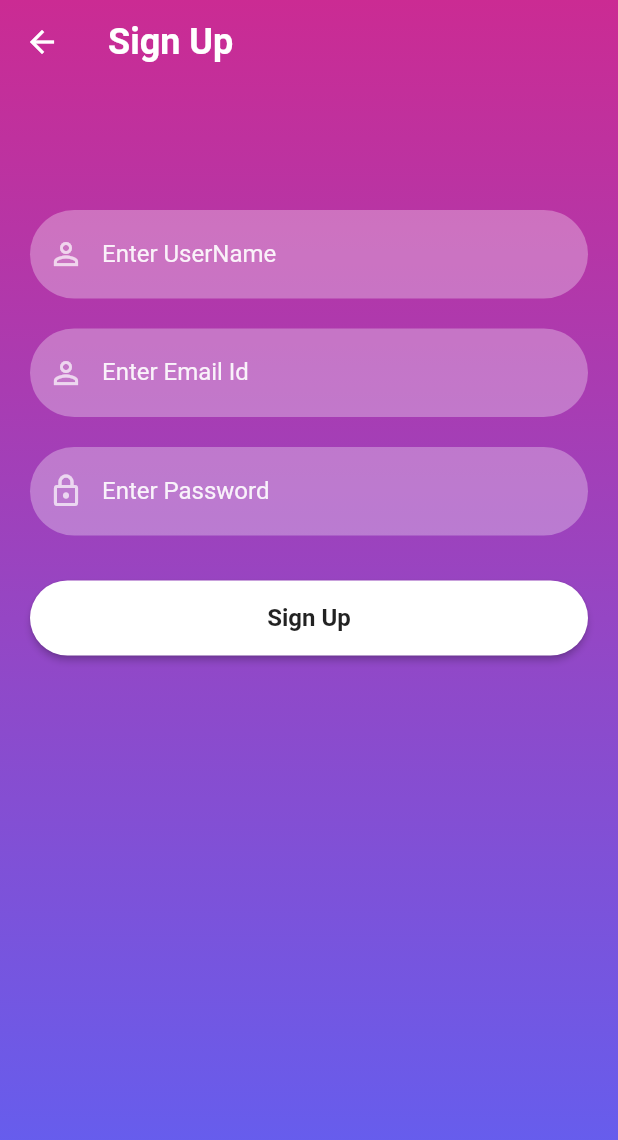
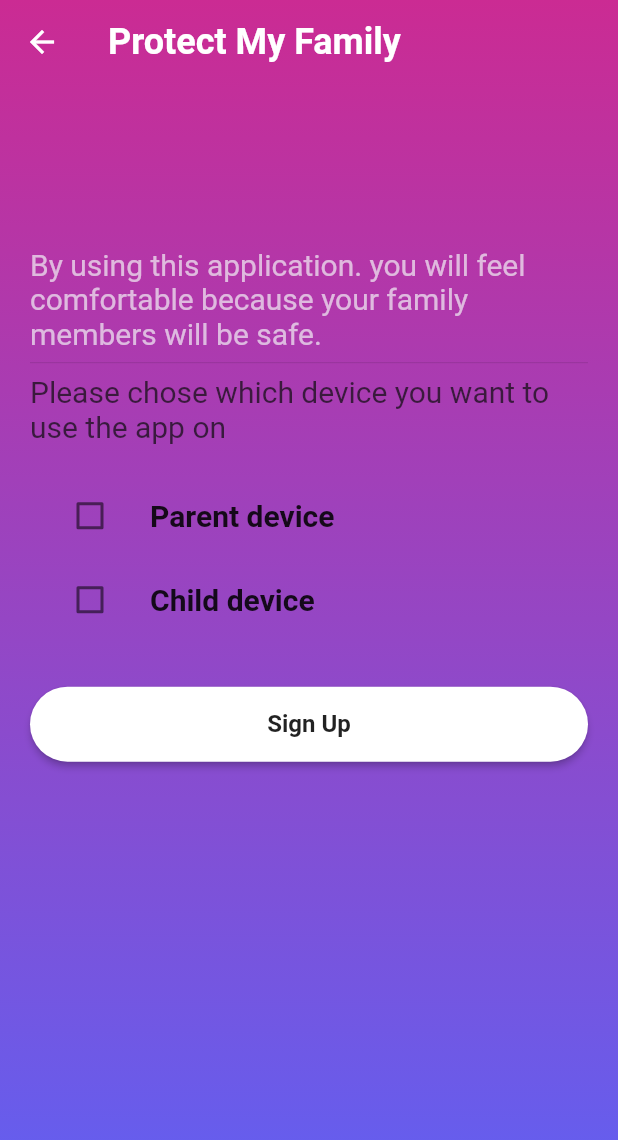
Before and after one commit to YaraZuhd/GraduationProject, a Flutter app: the screen it shows after launch, after a tap on "Sign Up", on a phone screen of 412 x 824 dp. Shown: the top 1140 px of the screen. Run offline on Flutter 3.47's test engine with Material 2 defaults, Android fonts, the phone set to English and light mode, and no system bars; our stand-ins replace firebase_auth, firebase_core; accounts and stored records are empty; network calls fail.

Commit message:
parentOrChild

```diff
--- /dev/null
+++ b/lib/screens/notification_setting.dart
@@ -0,0 +1,11 @@
+import 'package:meta/meta.dart';
+
+class NotificationSetting {
+  String title;
+  bool value;
+
+  NotificationSetting({
+    required this.title,
+    this.value = false,
+  });
+}
--- /dev/null
+++ b/lib/screens/parentOrChiled.dart
@@ -0,0 +1,167 @@
+import 'package:firebase_auth/firebase_auth.dart';
+import 'package:test/reusable_widgets/reusable_widget.dart';
+import 'package:test/screens/home_screen.dart';
+import 'package:test/screens/reset_password.dart';
+import 'package:test/screens/signupParent_screen.dart';
+import 'package:test/utils/color_utils.dart';
+import 'package:flutter/material.dart';
+import 'package:test/screens/notification_setting.dart';
+import 'package:test/screens/SignUpchild_Screen.dart';
+
+class parentOrChiled extends StatefulWidget {
+  const parentOrChiled({Key? key}) : super(key: key);
+
+  @override
+  _parentOrChiledState createState() => _parentOrChiledState();
+}
+
+class _parentOrChiledState extends State<parentOrChiled> {
+  final allowNotifications = NotificationSetting(title: 'Parent device');
+
+  final notifications = NotificationSetting(title: 'Child device');
+  @override
+  Widget build(BuildContext context) {
+    return Scaffold(
+      extendBodyBehindAppBar: true,
+      appBar: AppBar(
+        backgroundColor: Colors.transparent,
+        elevation: 0,
+        title: const Text(
+          "Protect My Family",
+          style: TextStyle(fontSize: 24, fontWeight: FontWeight.bold),
+        ),
+      ),
+      body: Container(
+          width: MediaQuery.of(context).size.width,
+          height: MediaQuery.of(context).size.height,
+          decoration: BoxDecoration(
+              gradient: LinearGradient(colors: [
+            hexStringToColor("CB2B93"),
+            hexStringToColor("9546C4"),
+            hexStringToColor("5E61F4")
+          ], begin: Alignment.topCenter, end: Alignment.bottomCenter)),
+          child: SingleChildScrollView(
+              child: Padding(
+            padding: EdgeInsets.fromLTRB(
+                20, MediaQuery.of(context).size.height * 0.2, 20, 0),
+            child: Column(
+              children: <Widget>[
+                const Text(
+                    "By using this application. you will feel comfortable because your family members will be safe.",
+                    style: TextStyle(
+                      color: Color.fromARGB(179, 242, 241, 245),
+                      fontSize: 20.0,
+                    )),
+                Divider(),
+                const Text(
+                    "Please chose which device you want to use the app on",
+                    style: TextStyle(
+                      color: Color.fromARGB(179, 11, 11, 11),
+                      fontSize: 20.0,
+                    )),
+                const SizedBox(
+                  height: 20,
+                ),
+                buildToggleCheckbox(allowNotifications),
+                buildSingleCheckbox(notifications),
+                // ...notifications(buildSingleCheckbox).toList(),
+                const SizedBox(
+                  height: 20,
+                ),
+                signUpOption()
+              ],
+            ),
+          ))),
+    );
+  }
+
+  showAlertDialog(BuildContext context) {
+    // Create button
+    Widget okButton = FlatButton(
+      child: Text("OK"),
+      onPressed: () {
+        Navigator.of(context).pop();
+      },
+    );
+
+    // Create AlertDialog
+    AlertDialog alert = AlertDialog(
+      title: Text("Error"),
+      content: Text("You must choose device."),
+      actions: [
+        okButton,
+      ],
+    );
+
+    // show the dialog
+    showDialog(
+      context: context,
+      builder: (BuildContext context) {
+        return alert;
+      },
+    );
+  }
+
+  Widget signUpOption() {
+    return Column(
+      children: [
+        firebaseUIButton(context, "Sign Up", () {
+          if (allowNotifications.value) {
+            Navigator.push(context,
+                MaterialPageRoute(builder: (context) => SignUpParentScreen()));
+          } else if (notifications.value) {
+            Navigator.push(context,
+                MaterialPageRoute(builder: (context) => SignUpchildScreen()));
+          } else {
+            showAlertDialog(context);
+          }
+        })
+      ],
+    );
+  }
+
+  Widget buildToggleCheckbox(NotificationSetting notification) => buildCheckbox(
+      notification: notification,
+      onClicked: () {
+        final newValue = !notification.value;
+
+        setState(() {
+          allowNotifications.value = newValue;
+
+          notifications.value = !newValue;
+        });
+      });
+
+  Widget buildSingleCheckbox(NotificationSetting notification) => buildCheckbox(
+        notification: notification,
+        onClicked: () {
+          setState(() {
+            final newValue = !notification.value;
+            notification.value = newValue;
+
+            if (!newValue) {
+              allowNotifications.value = false;
+            } else {
+              final allow = notifications.value;
+              allowNotifications.value = !allow;
+            }
+          });
+        },
+      );
+
+  Widget buildCheckbox({
+    required NotificationSetting notification,
+    required VoidCallback onClicked,
+  }) =>
+      ListTile(
+        onTap: onClicked,
+        leading: Checkbox(
+          value: notification.value,
+          onChanged: (value) => onClicked(),
+        ),
+        title: Text(
+          notification.title,
+          style: TextStyle(fontSize: 20, fontWeight: FontWeight.bold),
+        ),
+      );
+}
--- a/lib/screens/signin_screen.dart
+++ b/lib/screens/signin_screen.dart
@@ -2,7 +2,7 @@ import 'package:firebase_auth/firebase_auth.dart';
 import 'package:test/reusable_widgets/reusable_widget.dart';
 import 'package:test/screens/home_screen.dart';
 import 'package:test/screens/reset_password.dart';
-import 'package:test/screens/signup_screen.dart';
+import 'package:test/screens/parentOrChiled.dart';
 import 'package:test/utils/color_utils.dart';
 import 'package:flutter/material.dart';
 
@@ -112,7 +112,7 @@ class _SignInScreenState extends State<SignInScreen> {
         GestureDetector(
           onTap: () {
             Navigator.push(context,
-                MaterialPageRoute(builder: (context) => SignUpScreen()));
+                MaterialPageRoute(builder: (context) => parentOrChiled()));
           },
           child: const Text(
             " Sign Up",
--- a/lib/screens/signup_screen.dart
+++ b/lib/screens/signupParent_screen.dart
@@ -4,14 +4,14 @@ import 'package:test/screens/home_screen.dart';
 import 'package:test/utils/color_utils.dart';
 import 'package:flutter/material.dart';
 
-class SignUpScreen extends StatefulWidget {
-  const SignUpScreen({Key? key}) : super(key: key);
+class SignUpParentScreen extends StatefulWidget {
+  const SignUpParentScreen({Key? key}) : super(key: key);
 
   @override
   _SignUpScreenState createState() => _SignUpScreenState();
 }
 
-class _SignUpScreenState extends State<SignUpScreen> {
+class _SignUpScreenState extends State<SignUpParentScreen> {
   TextEditingController _passwordTextController = TextEditingController();
   TextEditingController _emailTextController = TextEditingController();
   TextEditingController _userNameTextController = TextEditingController();
@@ -49,7 +49,7 @@ class _SignUpScreenState extends State<SignUpScreen> {
                 const SizedBox(
                   height: 20,
                 ),
-                reusableTextField("Enter Email Id", Icons.person_outline, false,
+                reusableTextField("Enter Email ", Icons.person_outline, false,
                     _emailTextController),
                 const SizedBox(
                   height: 20,
--- /dev/null
+++ b/lib/screens/test.dart
@@ -0,0 +1,95 @@
+import 'package:firebase_auth/firebase_auth.dart';
+import 'package:test/reusable_widgets/reusable_widget.dart';
+import 'package:test/screens/home_screen.dart';
+import 'package:test/screens/reset_password.dart';
+import 'package:test/screens/signupParent_screen.dart';
+import 'package:test/utils/color_utils.dart';
+import 'package:flutter/material.dart';
+import 'package:test/screens/notification_setting.dart';
+
+class parentOrChiled extends StatefulWidget {
+  const parentOrChiled({Key? key}) : super(key: key);
+
+  @override
+  _parentOrChiledState createState() => _parentOrChiledState();
+}
+
+class _parentOrChiledState extends State<parentOrChiled> {
+  final notifications = [
+    NotificationSetting(title: 'parent'),
+    NotificationSetting(title: 'child'),
+  ];
+  @override
+  Widget build(BuildContext context) {
+    return Scaffold(
+      extendBodyBehindAppBar: true,
+      appBar: AppBar(
+        backgroundColor: Colors.transparent,
+        elevation: 0,
+        title: const Text(
+          "Protect My Family",
+          style: TextStyle(fontSize: 24, fontWeight: FontWeight.bold),
+        ),
+      ),
+      body: Container(
+          width: MediaQuery.of(context).size.width,
+          height: MediaQuery.of(context).size.height,
+          decoration: BoxDecoration(
+              gradient: LinearGradient(colors: [
+            hexStringToColor("CB2B93"),
+            hexStringToColor("9546C4"),
+            hexStringToColor("5E61F4")
+          ], begin: Alignment.topCenter, end: Alignment.bottomCenter)),
+          child: SingleChildScrollView(
+              child: Padding(
+            padding: EdgeInsets.fromLTRB(20, 120, 20, 0),
+            child: Column(
+              children: <Widget>[
+                const Text(
+                    "By using this application. you will feel comfortable because your family members will be safe.",
+                    style: TextStyle(
+                      color: Color.fromARGB(179, 242, 241, 245),
+                      fontSize: 20.0,
+                    )),
+                Divider(),
+                const Text("Please chose one of the following",
+                    style: TextStyle(
+                      color: Color.fromARGB(179, 11, 11, 11),
+                      fontSize: 20.0,
+                    )),
+                const SizedBox(
+                  height: 20,
+                ),
+                ...notifications.map(buildSingleCheckbox).toList(),
+              ],
+            ),
+          ))),
+    );
+  }
+
+  Widget buildSingleCheckbox(NotificationSetting notification) => buildCheckbox(
+        notification: notification,
+        onClicked: () {
+          setState(() {
+            final newValue = !notification.value;
+            notification.value = newValue;
+            print(newValue);
+          });
+        },
+      );
+  Widget buildCheckbox({
+    required NotificationSetting notification,
+    required VoidCallback onClicked,
+  }) =>
+      ListTile(
+        onTap: onClicked,
+        leading: Checkbox(
+          value: notification.value,
+          onChanged: (value) => onClicked(),
+        ),
+        title: Text(
+          notification.title,
+          style: TextStyle(fontSize: 20, fontWeight: FontWeight.bold),
+        ),
+      );
+}
```
Also changed, not shown: lib/screens/SignUpchild_Screen.dart (added, +80 -0 lines).
